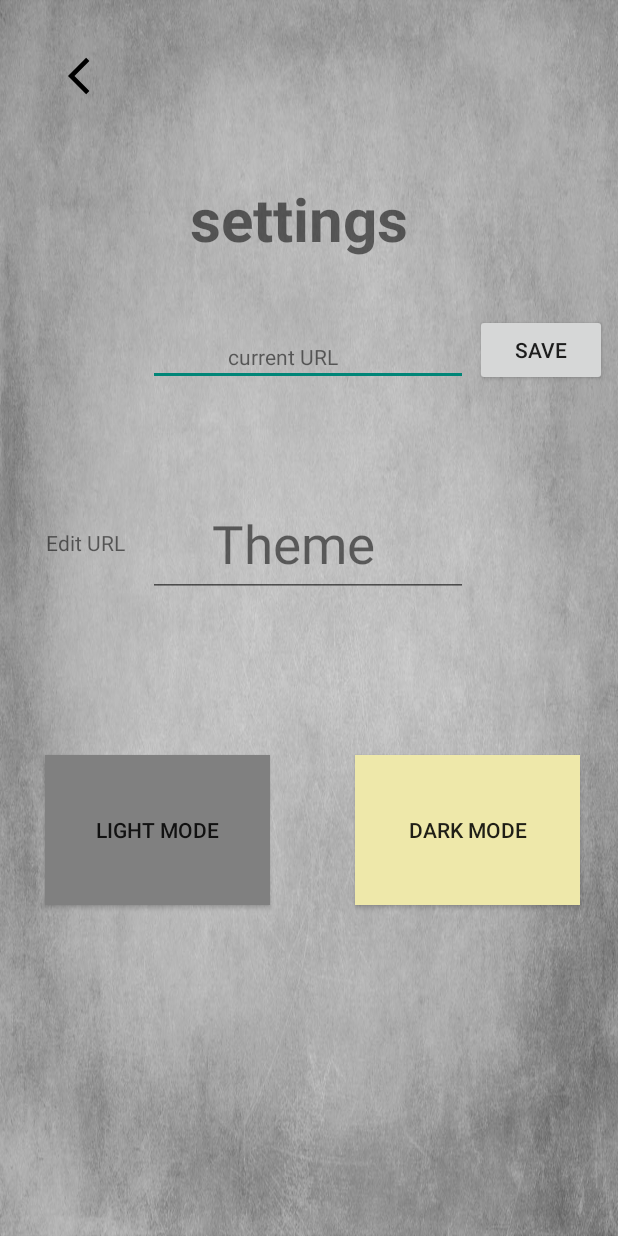
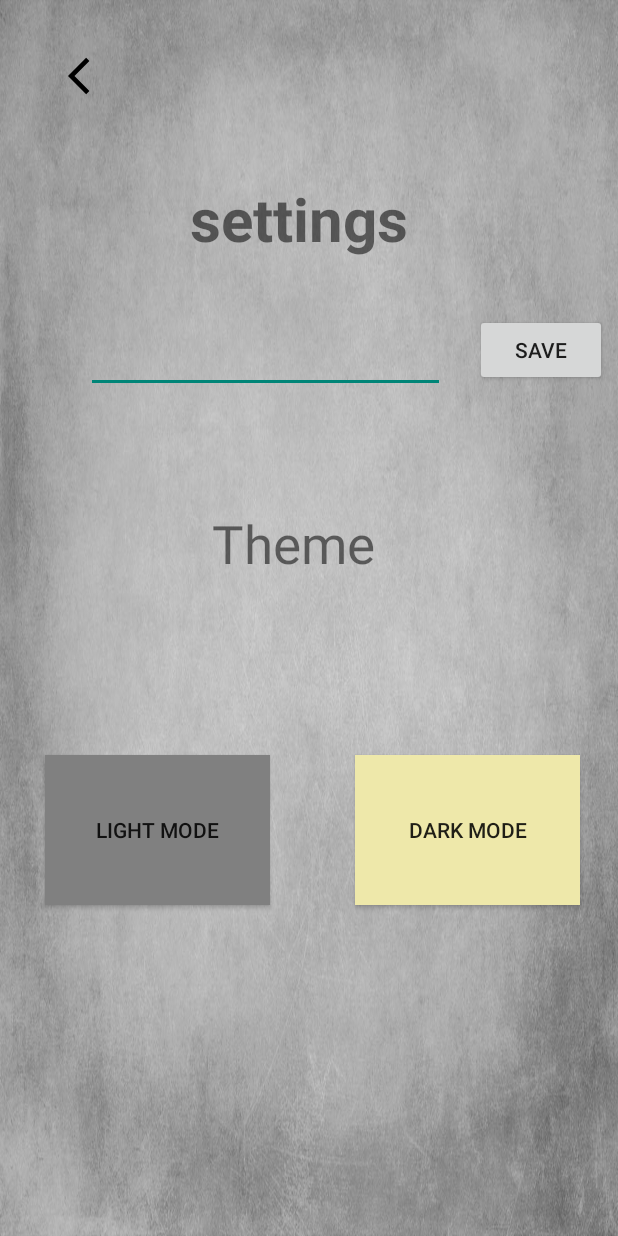
Before and after one commit to ariellancer/Chat-Web-Android, an Android app: the Settings screen opened directly, with no data from a screen before it, after a tap on "SAVE", on a phone screen of 412 x 824 dp. Run offline under Robolectric (Android 15) with nearby library versions, the phone set to English and light mode, and no system bars.

Commit message:
fix bugs

```diff
--- a/Android/app/src/main/java/com/example/exe3/activity/Settings.java
+++ b/Android/app/src/main/java/com/example/exe3/activity/Settings.java
@@ -33,8 +33,8 @@ public class Settings extends AppCompatActivity {
             @Override
             public void onClick(View v) {
                 String url = inputUrl.getText().toString();
-                ChatApi.getInstance().setRetrofit(url);
-                UserApi.getInstance().setRetrofit(url);
+                ChatApi.getInstance().setRetrofit(url,getApplicationContext());
+                UserApi.getInstance().setRetrofit(url,getApplicationContext());
                 inputUrl.setText("");
             }
         });
--- a/Android/app/src/main/java/com/example/exe3/webService/ChatApi.java
+++ b/Android/app/src/main/java/com/example/exe3/webService/ChatApi.java
@@ -3,16 +3,13 @@ package com.example.exe3.webService;
 import android.content.Context;
 import android.widget.Toast;
 
-import com.example.exe3.activity.ListActivity;
 import com.example.exe3.infoToDB.Chat;
 import com.example.exe3.infoToDB.Contact;
 import com.example.exe3.infoToDB.GetFriend;
-import com.example.exe3.infoToDB.Message;
 import com.example.exe3.infoToDB.NewMessage;
 import com.example.exe3.infoToDB.ReturnMessage;
 
 import java.util.ArrayList;
-import java.util.List;
 import java.util.concurrent.CompletableFuture;
 
 import retrofit2.Call;
@@ -41,12 +38,16 @@ public class ChatApi {
         return instance;
     }
 
-    public void setRetrofit(String newUrl) {
+    public void setRetrofit(String newUrl, Context applicationContext) {
+        Retrofit tempRetrofit = this.retrofit;
+        WebServiceChats tempWeb = this.webServiceChats;
         try {
+
             this.retrofit = new Retrofit.Builder().baseUrl(newUrl).addConverterFactory(GsonConverterFactory.create()).build();
             webServiceChats = retrofit.create(WebServiceChats.class);
         }catch (Exception e){
-
+            this.retrofit = tempRetrofit;
+            this.webServiceChats= tempWeb;
         }
     }
 
--- a/Android/app/src/main/java/com/example/exe3/webService/UserApi.java
+++ b/Android/app/src/main/java/com/example/exe3/webService/UserApi.java
@@ -1,4 +1,7 @@
 package com.example.exe3.webService;
+
+import android.content.Context;
+import android.widget.Toast;
 
 import com.example.exe3.infoToDB.ContactInfo;
 import com.example.exe3.service.FireBaseData;
@@ -33,12 +36,18 @@ public class UserApi {
         return instance;
     }
 
-    public void setRetrofit(String newUrl) {
-        this.retrofit = new Retrofit.Builder()
-                .baseUrl(newUrl)
-                .addConverterFactory(GsonConverterFactory.create())
-                .build();
-        webServiceUsers = retrofit.create(WebServiceUsers.class);
+    public void setRetrofit(String newUrl, Context applicationContext) {
+        Retrofit tempRetrofit = this.retrofit;
+        WebServiceUsers tempWeb = this.webServiceUsers;
+        try {
+
+            this.retrofit = new Retrofit.Builder().baseUrl(newUrl).addConverterFactory(GsonConverterFactory.create()).build();
+            webServiceUsers = retrofit.create(WebServiceUsers.class);
+        }catch (Exception e){
+            this.retrofit = tempRetrofit;
+            this.webServiceUsers= tempWeb;
+            Toast.makeText(applicationContext, "URL not valid" , Toast.LENGTH_SHORT).show();
+        }
     }
 
     public Call<Void> createNewUser(User user) {
--- a/Android/app/src/main/res/layout/contact_style.xml
+++ b/Android/app/src/main/res/layout/contact_style.xml
@@ -38,7 +38,9 @@
                 android:layout_height="wrap_content"
                 android:layout_marginStart="15dp"
                 android:layout_marginTop="1dp"
-                android:textSize="20sp" />
+                android:textSize="20sp"
+                android:maxLines="1"
+                android:ellipsize="end" />
 
         </LinearLayout>
 
--- a/Android/app/src/main/res/layout/settings.xml
+++ b/Android/app/src/main/res/layout/settings.xml
@@ -27,31 +27,21 @@
 
     <EditText
         android:id="@+id/editTextTextEmailAddress"
-        android:layout_width="wrap_content"
-        android:layout_height="wrap_content"
-        android:autofillHints=""
+        android:layout_width="239dp"
+        android:layout_height="53dp"
         android:ems="10"
+
+        android:text="@string/URL"
         android:inputType="textEmailAddress"
         app:layout_constraintBottom_toBottomOf="parent"
         app:layout_constraintEnd_toEndOf="parent"
-        app:layout_constraintHorizontal_bias="0.497"
+        app:layout_constraintHorizontal_bias="0.331"
         app:layout_constraintStart_toStartOf="parent"
         app:layout_constraintTop_toTopOf="parent"
-        app:layout_constraintVertical_bias="0.272"
+        app:layout_constraintVertical_bias="0.271"
         tools:ignore="LabelFor,MissingConstraints" />
 
-    <TextView
-        android:id="@+id/textView6"
-        android:layout_width="60dp"
-        android:layout_height="30dp"
-        android:text="@string/Edit_URL"
-        app:layout_constraintBottom_toBottomOf="parent"
-        app:layout_constraintEnd_toEndOf="parent"
-        app:layout_constraintHorizontal_bias="0.087"
-        app:layout_constraintStart_toStartOf="parent"
-        app:layout_constraintTop_toTopOf="parent"
-        app:layout_constraintVertical_bias="0.443"
-        tools:ignore="MissingConstraints" />
+
 
     <Button
         android:id="@+id/save_new_url"
@@ -66,20 +56,6 @@
         app:layout_constraintVertical_bias="0.27"
         tools:ignore="MissingConstraints" />
 
-    <EditText
-        android:id="@+id/editTextTextEmailAddress2"
-        android:layout_width="wrap_content"
-        android:layout_height="wrap_content"
-        android:autofillHints=""
-        android:ems="10"
-        android:inputType="textEmailAddress"
-        app:layout_constraintBottom_toBottomOf="parent"
-        app:layout_constraintEnd_toEndOf="parent"
-        app:layout_constraintHorizontal_bias="0.497"
-        app:layout_constraintStart_toStartOf="parent"
-        app:layout_constraintTop_toTopOf="parent"
-        app:layout_constraintVertical_bias="0.453"
-        tools:ignore="MissingConstraints" />
 
     <Button
         android:id="@+id/button_light_mode"
@@ -123,20 +99,6 @@
         app:layout_constraintVertical_bias="0.433"
         tools:ignore="MissingConstraints" />
 
-    <TextView
-        android:id="@+id/textView9"
-        android:layout_width="wrap_content"
-        android:layout_height="wrap_content"
-        android:text="@string/current_URL"
-        app:layout_constraintBottom_toBottomOf="parent"
-        app:layout_constraintEnd_toEndOf="parent"
-        app:layout_constraintHorizontal_bias="0.448"
-        app:layout_constraintStart_toStartOf="parent"
-        app:layout_constraintTop_toTopOf="parent"
-        app:layout_constraintVertical_bias="0.283"
-        tools:ignore="MissingConstraints" />
-
-
     <ImageView
         android:id="@+id/returnToBase"
         android:layout_width="40dp"
--- a/Android/app/src/main/res/values/strings.xml
+++ b/Android/app/src/main/res/values/strings.xml
@@ -8,6 +8,7 @@
     <string name="lol">LOL</string>
     <string name="displayname">Display Name</string>
     <string name="User">User</string>
+    <string name="URL">http://10.0.2.2:5000/api/</string>
     <string name="friend">friend</string>
     <string name="register">Register</string>
     <string name="title_activity_register">Register</string>
```
Also changed, not shown: Android/app/src/main/java/com/example/exe3/activity/ListActivity.java (+7 -1 lines), Android/app/src/main/res/layout/activity_list.xml (+14 -2 lines), 1 other file.
